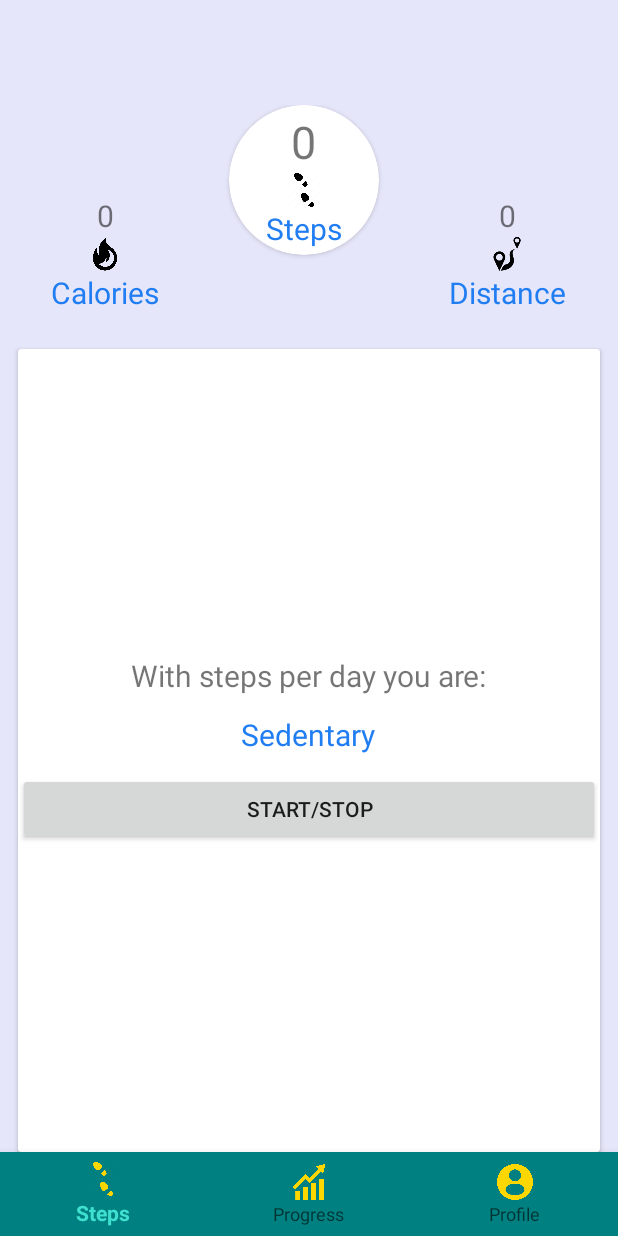
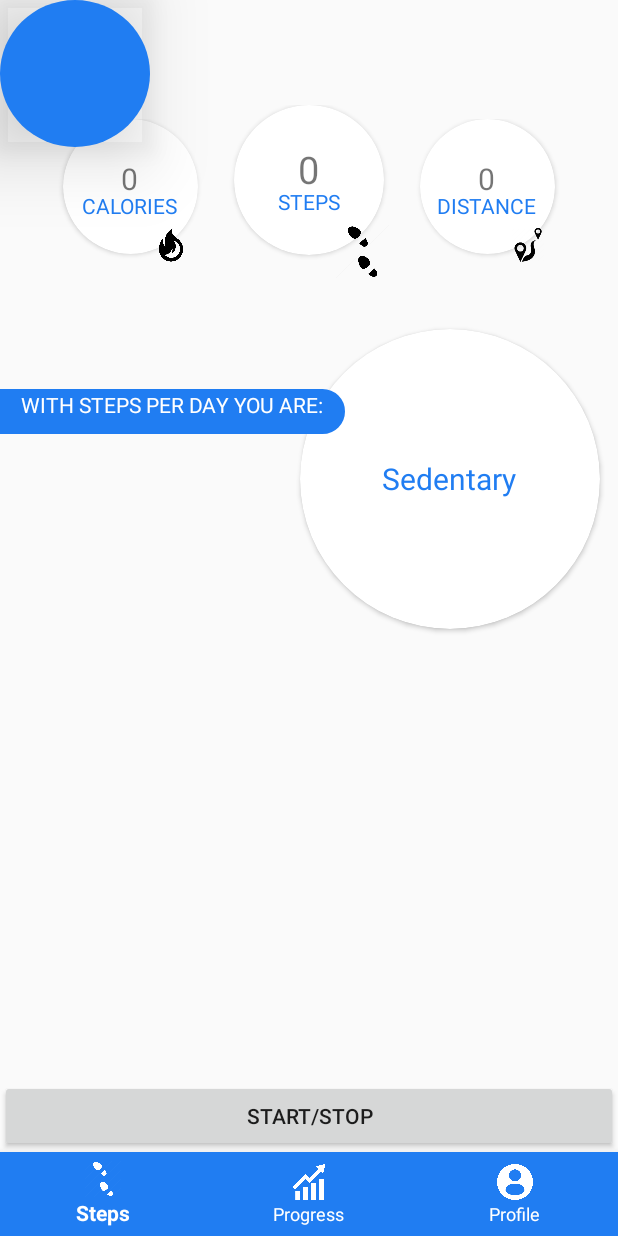
Before and after one commit to vikaspal210/StepCounter, an Android app: the MainActivity screen opened directly, with no data from a screen before it, on a phone screen of 412 x 824 dp. Run offline under Robolectric (Android 15) with nearby library versions, the phone set to English and light mode, and no system bars.

Commit message:
Designing stepFragment.java.

```diff
--- a/app/build.gradle
+++ b/app/build.gradle
@@ -5,7 +5,7 @@ android {
     buildToolsVersion "27.0.3"
     defaultConfig {
         applicationId "com.example.cas.stepcounter"
-        minSdkVersion 15
+        minSdkVersion 21
         targetSdkVersion 27
         versionCode 1
         versionName "1.0"
--- /dev/null
+++ b/app/src/main/res/drawable/circle.xml
@@ -0,0 +1,11 @@
+<?xml version="1.0" encoding="utf-8"?>
+<layer-list xmlns:android="http://schemas.android.com/apk/res/android">
+
+
+    <item android:bottom="3px">
+        <shape android:shape="oval">
+            <solid android:color="@color/colorLightBlueCustom" />
+            <corners android:radius="12dp" />
+        </shape>
+    </item>
+</layer-list>
--- /dev/null
+++ b/app/src/main/res/drawable/step_fragment_bar.xml
@@ -0,0 +1,17 @@
+<?xml version="1.0" encoding="UTF-8"?>
+<shape xmlns:android="http://schemas.android.com/apk/res/android">
+
+    <stroke
+        android:width="15dp"
+        android:color="@color/colorLightBlueCustom" />
+
+    <padding
+        android:bottom="1dp"
+        android:left="1dp"
+        android:right="1dp"
+        android:top="1dp" />
+
+    <corners
+        android:bottomRightRadius="7dp"
+        android:topRightRadius="7dp" />
+</shape>
--- a/app/src/main/res/layout/activity_main.xml
+++ b/app/src/main/res/layout/activity_main.xml
@@ -18,9 +18,9 @@
         android:layout_width="match_parent"
         android:layout_height="wrap_content"
         android:layout_alignParentBottom="true"
-        android:background="@color/Teal"
-        android:backgroundTint="@color/Teal"
-        app:itemIconTint="@color/Gold"
+        android:background="@color/colorLightBlueCustom"
+        app:itemIconTint="@color/White"
+        app:itemTextColor="@color/White"
         app:menu="@menu/bottom_navigation" />
 
 
--- a/app/src/main/res/layout/fragment_step.xml
+++ b/app/src/main/res/layout/fragment_step.xml
@@ -1,53 +1,85 @@
-<LinearLayout xmlns:android="http://schemas.android.com/apk/res/android"
+<RelativeLayout xmlns:android="http://schemas.android.com/apk/res/android"
     xmlns:app="http://schemas.android.com/apk/res-auto"
     xmlns:tools="http://schemas.android.com/tools"
     android:layout_width="match_parent"
     android:layout_height="match_parent"
-    android:background="@color/Lavender"
     android:orientation="vertical"
     tools:context="com.example.cas.stepcounter.stepFragment">
 
 
     <LinearLayout
+        android:id="@+id/realLL1"
         android:layout_width="match_parent"
         android:layout_height="wrap_content"
         android:layout_marginBottom="24dp"
         android:layout_marginTop="70dp"
+        android:gravity="center_vertical|center_horizontal"
         android:orientation="horizontal">
 
         <!--Calories-->
-        <LinearLayout
+        <RelativeLayout
             android:layout_width="wrap_content"
-            android:layout_height="wrap_content"
-            android:layout_weight="1"
-            android:orientation="vertical"
-            android:paddingTop="60dp">
-
-            <TextView
-                android:id="@+id/tv_calories"
-                android:layout_width="match_parent"
-                android:layout_height="wrap_content"
-                android:gravity="center"
-                android:text="0"
-                android:textSize="20sp" />
+            android:layout_height="wrap_content">
 
             <ImageView
                 android:layout_width="24dp"
                 android:layout_height="24dp"
+                android:layout_marginLeft="72dp"
+                android:layout_marginTop="72dp"
+                android:elevation="9dp"
+                android:src="@drawable/calorie" />
+
+            <android.support.v7.widget.CardView
+                android:layout_width="90dp"
+                android:layout_height="90dp"
+                android:layout_marginLeft="12dp"
+                android:layout_marginRight="12dp"
+                android:elevation="30dp"
+                app:cardCornerRadius="45dp">
+
+                <LinearLayout
+                    android:layout_width="wrap_content"
+                    android:layout_height="wrap_content"
                     android:layout_gravity="center"
-                android:src="@drawable/calorie" />
+                    android:layout_weight="1"
+                    android:gravity="center"
+                    android:orientation="vertical">
+
+                    <TextView
+                        android:id="@+id/tv_calories"
+                        android:layout_width="wrap_content"
+                        android:layout_height="wrap_content"
+                        android:layout_marginBottom="-5dp"
+                        android:layout_marginTop="4dp"
+                        android:text="0"
+                        android:textSize="20sp" />
+
 
                     <TextView
                         android:layout_width="wrap_content"
                         android:layout_height="wrap_content"
                         android:layout_gravity="center"
-                android:text="Calories"
+                        android:text="CALORIES"
                         android:textColor="@color/colorLightBlueCustom"
-                android:textSize="20sp" />
+                        android:textSize="14sp" />
 
                 </LinearLayout>
+            </android.support.v7.widget.CardView>
+        </RelativeLayout>
 
         <!--steps-->
+        <RelativeLayout
+            android:layout_width="wrap_content"
+            android:layout_height="wrap_content">
+
+            <ImageView
+                android:layout_width="35dp"
+                android:layout_height="35dp"
+                android:layout_marginLeft="80dp"
+                android:layout_marginTop="80dp"
+                android:elevation="9dp"
+                android:src="@drawable/steps" />
+
             <android.support.v7.widget.CardView
                 android:layout_width="100dp"
                 android:layout_height="100dp"
@@ -59,7 +91,6 @@
                     android:layout_width="wrap_content"
                     android:layout_height="wrap_content"
                     android:layout_gravity="center"
-                android:layout_weight="1"
                     android:gravity="center"
                     android:orientation="vertical">
 
@@ -67,92 +98,119 @@
                         android:id="@+id/tv_steps"
                         android:layout_width="wrap_content"
                         android:layout_height="wrap_content"
+                        android:layout_marginBottom="-5dp"
                         android:text="0"
-                    android:textSize="30sp" />
-
-                <ImageView
-                    android:layout_width="24dp"
-                    android:layout_height="24dp"
-                    android:src="@drawable/steps" />
-
-                <TextView
-                    android:layout_width="wrap_content"
-                    android:layout_height="wrap_content"
-                    android:text="Steps"
-                    android:textColor="@color/colorLightBlueCustom"
-                    android:textSize="20sp" />
-
-            </LinearLayout>
-        </android.support.v7.widget.CardView>
-
-        <!--distance-->
-        <LinearLayout
-            android:layout_width="wrap_content"
-            android:layout_height="wrap_content"
-            android:layout_weight="1"
-            android:orientation="vertical"
-            android:paddingTop="60dp">
-
-            <TextView
-                android:id="@+id/tv_distance"
-                android:layout_width="match_parent"
-                android:layout_height="wrap_content"
-                android:gravity="center"
-                android:text="0"
-                android:textSize="20sp" />
-
-            <ImageView
-                android:layout_width="24dp"
-                android:layout_height="24dp"
-                android:layout_gravity="center"
-                android:src="@drawable/distance" />
+                        android:textSize="25sp" />
 
                     <TextView
                         android:layout_width="wrap_content"
                         android:layout_height="wrap_content"
                         android:layout_gravity="center"
-                android:text="Distance"
+                        android:text="STEPS"
                         android:textColor="@color/colorLightBlueCustom"
+                        android:textSize="14sp" />
+
+                </LinearLayout>
+
+            </android.support.v7.widget.CardView>
+
+        </RelativeLayout>
+
+        <!--distance-->
+        <RelativeLayout
+            android:layout_width="wrap_content"
+            android:layout_height="wrap_content">
+
+            <ImageView
+                android:layout_width="24dp"
+                android:layout_height="24dp"
+                android:layout_marginLeft="72dp"
+                android:layout_marginTop="72dp"
+                android:elevation="9dp"
+                android:src="@drawable/distance" />
+
+            <android.support.v7.widget.CardView
+                android:layout_width="90dp"
+                android:layout_height="90dp"
+                android:layout_marginLeft="12dp"
+                android:layout_marginRight="12dp"
+                app:cardCornerRadius="45dp">
+
+                <LinearLayout
+                    android:layout_width="wrap_content"
+                    android:layout_height="wrap_content"
+                    android:layout_gravity="center"
+                    android:layout_weight="1"
+                    android:gravity="center"
+                    android:orientation="vertical">
+
+                    <TextView
+                        android:id="@+id/tv_distance"
+                        android:layout_width="wrap_content"
+                        android:layout_height="wrap_content"
+                        android:layout_marginBottom="-5dp"
+                        android:layout_marginTop="4dp"
+                        android:text="0"
                         android:textSize="20sp" />
 
+
+                    <TextView
+                        android:layout_width="wrap_content"
+                        android:layout_height="wrap_content"
+                        android:layout_gravity="center"
+                        android:text="DISTANCE"
+                        android:textColor="@color/colorLightBlueCustom"
+                        android:textSize="14sp" />
+
                 </LinearLayout>
+            </android.support.v7.widget.CardView>
+        </RelativeLayout>
     </LinearLayout>
 
 
     <android.support.v7.widget.CardView
-        android:layout_width="match_parent"
-        android:layout_height="match_parent"
-        android:layout_marginLeft="12dp"
-        android:layout_marginRight="12dp">
-
-        <LinearLayout
-            android:layout_width="match_parent"
-            android:layout_height="wrap_content"
-            android:layout_gravity="center"
-            android:gravity="center"
-            android:orientation="vertical">
-
-            <TextView
-                android:layout_width="wrap_content"
-                android:layout_height="wrap_content"
-                android:layout_marginBottom="12dp"
-                android:text="With steps per day you are:"
-                android:textSize="20dp" />
+        android:id="@+id/realCVSed"
+        android:layout_width="200dp"
+        android:layout_height="200dp"
+        android:layout_alignParentRight="true"
+        android:layout_below="@+id/realLL1"
+        android:layout_marginRight="12dp"
+        android:layout_marginTop="10dp"
+        app:cardCornerRadius="100dp">
 
         <TextView
             android:id="@+id/tv_steps_Category"
             android:layout_width="wrap_content"
             android:layout_height="wrap_content"
-        android:layout_marginBottom="12dp"
+            android:layout_gravity="center_horizontal|center_vertical"
             android:text="Sedentary"
             android:textColor="@color/colorLightBlueCustom"
             android:textSize="20dp" />
+
+    </android.support.v7.widget.CardView>
 
     <Button
         android:id="@+id/btn_start"
         android:layout_width="match_parent"
         android:layout_height="wrap_content"
+        android:layout_alignParentBottom="true"
         android:text="Start/Stop" />
-        </LinearLayout>
-    </android.support.v7.widget.CardView>
-</LinearLayout>
+
+    <TextView
+        android:layout_width="230dp"
+        android:layout_height="30dp"
+        android:layout_below="@+id/realLL1"
+        android:layout_marginTop="50dp"
+        android:background="@drawable/step_fragment_bar"
+        android:elevation="5dp"
+        android:text="WITH STEPS PER DAY YOU ARE:"
+        android:textAlignment="center"
+        android:textColor="@color/White" />
+
+    <View
+        android:layout_width="100dp"
+        android:layout_height="100dp"
+        android:background="@drawable/circle"
+        android:elevation="30dp"
+        android:outlineProvider="bounds" />
+</RelativeLayout>
--- a/app/src/main/res/values/styles.xml
+++ b/app/src/main/res/values/styles.xml
@@ -18,7 +18,7 @@
         <item name="android:windowContentOverlay">@null</item>
         <!-- Customize your theme here. -->
         <item name="colorPrimary">@color/Turquoise</item>
-        <item name="colorPrimaryDark">@color/Teal</item>
+        <item name="colorPrimaryDark">@color/RoyalBlue</item>
         <item name="colorAccent">@color/colorAccent</item>
     </style>
 </resources>
```
Lines whose indentation alone changed are shown as unchanged.
